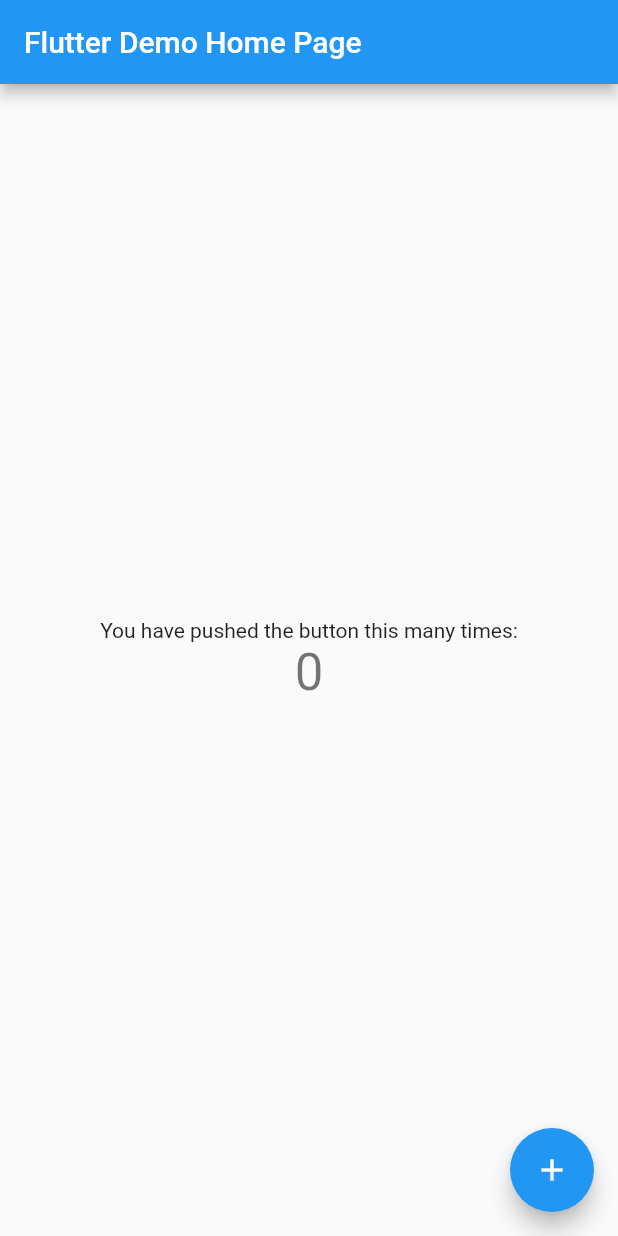
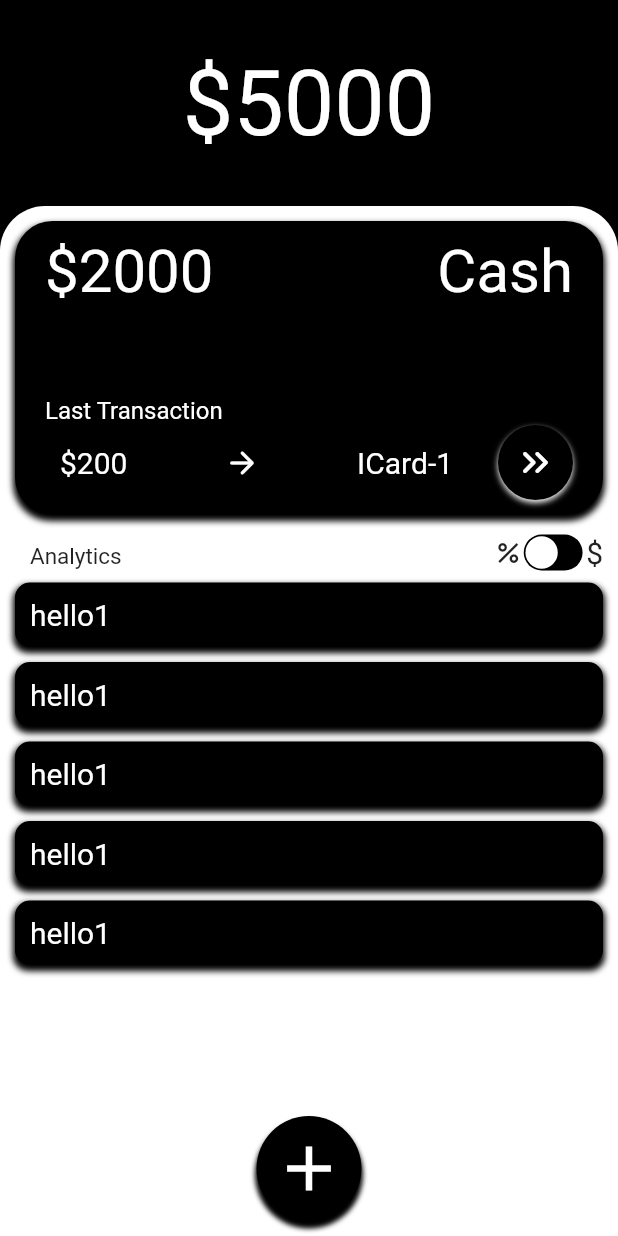
Before and after one commit to nirmaljohnsonk/doller-bills, a Flutter app: the screen it shows after launch, on a phone screen of 412 x 824 dp. Run offline on Flutter 3.47's test engine with Material 2 defaults, Android fonts, the phone set to English and light mode, and no system bars; our stand-ins replace font_awesome_flutter, google_fonts; Roboto replaces fonts that are missing (Abel).

Commit message:
Initial commit for application

```diff
--- /dev/null
+++ b/lib/i_analytics.dart
@@ -0,0 +1,147 @@
+import 'package:flutter/material.dart';
+
+class IAnalytics extends StatefulWidget {
+  const IAnalytics({Key? key}) : super(key: key);
+
+  @override
+  State<IAnalytics> createState() => _IAnalyticsState();
+}
+
+class _IAnalyticsState extends State<IAnalytics> {
+  @override
+  Widget build(BuildContext context) {
+    Color secondaryColor = Colors.white;
+    return Container(
+      margin: EdgeInsets.symmetric(vertical: 0, horizontal: 10),
+      child: Column(mainAxisAlignment: MainAxisAlignment.start, children: [
+        Row(
+          children: [
+            Expanded(
+              flex: 1,
+              child: Container(
+                padding: EdgeInsets.all(10),
+                decoration: const BoxDecoration(
+                  color: Colors.black,
+                  borderRadius: BorderRadius.all(Radius.circular(10)),
+                  boxShadow: [
+                    BoxShadow(
+                        color: Colors.black,
+                        blurRadius: 3.0,
+                        spreadRadius: 1,
+                        offset: Offset(0, 3)),
+                  ],
+                ),
+                child: const Text("hello1",
+                    style: TextStyle(color: Colors.white, fontSize: 20)),
+              ),
+            ),
+          ],
+        ),
+        SizedBox(
+          height: 10,
+        ),
+        Row(
+          children: [
+            Expanded(
+              flex: 1,
+              child: Container(
+                padding: EdgeInsets.all(10),
+                decoration: const BoxDecoration(
+                  color: Colors.black,
+                  borderRadius: BorderRadius.all(Radius.circular(10)),
+                  boxShadow: [
+                    BoxShadow(
+                        color: Colors.black,
+                        blurRadius: 3.0,
+                        spreadRadius: 1,
+                        offset: Offset(0, 3)),
+                  ],
+                ),
+                child: const Text("hello1",
+                    style: TextStyle(color: Colors.white, fontSize: 20)),
+              ),
+            ),
+          ],
+        ),
+        SizedBox(
+          height: 10,
+        ),
+        Row(
+          children: [
+            Expanded(
+              flex: 1,
+              child: Container(
+                padding: EdgeInsets.all(10),
+                decoration: const BoxDecoration(
+                  color: Colors.black,
+                  borderRadius: BorderRadius.all(Radius.circular(10)),
+                  boxShadow: [
+                    BoxShadow(
+                        color: Colors.black,
+                        blurRadius: 3.0,
+                        spreadRadius: 1,
+                        offset: Offset(0, 3)),
+                  ],
+                ),
+                child: const Text("hello1",
+                    style: TextStyle(color: Colors.white, fontSize: 20)),
+              ),
+            ),
+          ],
+        ),
+        SizedBox(
+          height: 10,
+        ),
+        Row(
+          children: [
+            Expanded(
+              flex: 1,
+              child: Container(
+                padding: EdgeInsets.all(10),
+                decoration: const BoxDecoration(
+                  color: Colors.black,
+                  borderRadius: BorderRadius.all(Radius.circular(10)),
+                  boxShadow: [
+                    BoxShadow(
+                        color: Colors.black,
+                        blurRadius: 3.0,
+                        spreadRadius: 1,
+                        offset: Offset(0, 3)),
+                  ],
+                ),
+                child: const Text("hello1",
+                    style: TextStyle(color: Colors.white, fontSize: 20)),
+              ),
+            ),
+          ],
+        ),
+        SizedBox(
+          height: 10,
+        ),
+        Row(
+          children: [
+            Expanded(
+              flex: 1,
+              child: Container(
+                padding: EdgeInsets.all(10),
+                decoration: const BoxDecoration(
+                  color: Colors.black,
+                  borderRadius: BorderRadius.all(Radius.circular(10)),
+                  boxShadow: [
+                    BoxShadow(
+                        color: Colors.black,
+                        blurRadius: 3.0,
+                        spreadRadius: 1,
+                        offset: Offset(0, 3)),
+                  ],
+                ),
+                child: const Text("hello1",
+                    style: TextStyle(color: Colors.white, fontSize: 20)),
+              ),
+            ),
+          ],
+        ),
+      ]),
+    );
+  }
+}
--- /dev/null
+++ b/lib/i_button.dart
@@ -0,0 +1,31 @@
+import 'package:flutter/material.dart';
+
+class IButton extends StatelessWidget {
+  const IButton({Key? key}) : super(key: key);
+
+  @override
+  Widget build(BuildContext context) {
+    Color secondaryColor = Colors.white;
+    return Container(
+      margin: const EdgeInsets.symmetric(horizontal: 0, vertical: 10),
+      padding: const EdgeInsets.all(10),
+      decoration: const BoxDecoration(
+        boxShadow: [
+          BoxShadow(
+              color: Colors.black,
+              blurRadius: 2.0,
+              spreadRadius: 1.0,
+              offset: Offset(0, 4),
+              blurStyle: BlurStyle.normal),
+        ],
+        color: Colors.black,
+        shape: BoxShape.circle,
+      ),
+      child: Icon(
+        Icons.add,
+        color: secondaryColor,
+        size: 50,
+      ),
+    );
+  }
+}
--- /dev/null
+++ b/lib/i_card.dart
@@ -0,0 +1,108 @@
+import 'package:flutter/material.dart';
+import 'package:google_fonts/google_fonts.dart';
+
+class ICard extends StatefulWidget {
+  const ICard({Key? key}) : super(key: key);
+
+  @override
+  State<ICard> createState() => _ICardState();
+}
+
+class _ICardState extends State<ICard> {
+  static const Color secondaryColor = Color(0xFFFFFFFF);
+
+  @override
+  Widget build(BuildContext context) {
+    const TextStyle ICardStyle =
+        TextStyle(color: secondaryColor, fontSize: 20.0);
+    return Container(
+      decoration: const BoxDecoration(
+        color: Colors.black,
+        borderRadius: BorderRadius.all(Radius.circular(25)),
+        boxShadow: [
+          BoxShadow(
+              color: Colors.black,
+              blurRadius: 3.0,
+              spreadRadius: 1,
+              offset: Offset(0, 3)),
+        ],
+      ),
+      child: Padding(
+        padding: const EdgeInsets.symmetric(horizontal: 20, vertical: 10),
+        child: Column(
+          mainAxisAlignment: MainAxisAlignment.spaceBetween,
+          children: [
+            Row(
+              mainAxisAlignment: MainAxisAlignment.spaceBetween,
+              children: [
+                Text("\$2000",
+                    style:
+                        GoogleFonts.abel(color: secondaryColor, fontSize: 40)),
+                Text(
+                  "Cash",
+                  style: GoogleFonts.abel(color: secondaryColor, fontSize: 40),
+                )
+              ],
+            ),
+            const SizedBox(
+              height: 60,
+            ),
+            Column(
+              crossAxisAlignment: CrossAxisAlignment.start,
+              children: [
+                const Text(
+                  "Last Transaction",
+                  style: TextStyle(fontSize: 16, color: secondaryColor),
+                ),
+                Row(
+                  mainAxisAlignment: MainAxisAlignment.spaceBetween,
+                  children: [
+                    Expanded(
+                      flex: 8,
+                      child: Container(
+                        padding: const EdgeInsets.all(10),
+                        child: Row(
+                          mainAxisAlignment: MainAxisAlignment.spaceBetween,
+                          children: [
+                            Text("\$200", style: ICardStyle),
+                            Icon(
+                              Icons.arrow_forward_rounded,
+                              color: secondaryColor,
+                            ),
+                            Text("ICard-1", style: ICardStyle),
+                          ],
+                        ),
+                      ),
+                    ),
+                    const SizedBox(
+                      width: 20,
+                    ),
+                    Container(
+                      padding: const EdgeInsets.all(10),
+                      decoration: const BoxDecoration(
+                        // border: Border.all(color: Colors.blueAccent),
+                        boxShadow: [
+                          BoxShadow(
+                              color: secondaryColor,
+                              blurRadius: 3.0,
+                              offset: Offset(0, 2)),
+                        ],
+                        color: Colors.black,
+                        shape: BoxShape.circle,
+                      ),
+                      child: const Icon(
+                        Icons.keyboard_double_arrow_right_rounded,
+                        color: secondaryColor,
+                        size: 30,
+                      ),
+                    )
+                  ],
+                )
+              ],
+            )
+          ],
+        ),
+      ),
+    );
+  }
+}
--- /dev/null
+++ b/lib/i_home.dart
@@ -0,0 +1,119 @@
+import 'package:flutter/material.dart';
+import 'package:flutter/cupertino.dart';
+import 'package:doller_bills/i_card.dart';
+import 'package:doller_bills/i_analytics.dart';
+import 'package:doller_bills/i_button.dart';
+import 'package:font_awesome_flutter/font_awesome_flutter.dart';
+
+class Home extends StatefulWidget {
+  const Home({Key? key}) : super(key: key);
+
+  @override
+  State<Home> createState() => _HomeState();
+}
+
+class _HomeState extends State<Home> {
+  bool state = false;
+  @override
+  Widget build(BuildContext context) {
+    return Scaffold(
+        backgroundColor: Colors.black,
+        body: SafeArea(
+            child: Column(
+          mainAxisAlignment: MainAxisAlignment.spaceBetween,
+          children: [
+            const Expanded(
+              flex: 1,
+              child: Center(
+                  child: Text(
+                "\$5000",
+                style: TextStyle(color: Colors.white, fontSize: 60),
+              )),
+            ),
+            //The White Background
+            Expanded(
+                flex: 5,
+                child: Container(
+                  decoration: const BoxDecoration(
+                    color: Colors.white,
+                    borderRadius: BorderRadius.only(
+                        topRight: Radius.circular(30.0),
+                        topLeft: Radius.circular(30.0)),
+                  ),
+                  child: Column(
+                      mainAxisAlignment: MainAxisAlignment.spaceBetween,
+                      children: [
+                        Column(
+                          crossAxisAlignment: CrossAxisAlignment.start,
+                          children: [
+                            const Padding(
+                              padding: EdgeInsets.all(10.0),
+                              //Card
+                              child: ICard(),
+                            ),
+                            Row(
+                              mainAxisAlignment: MainAxisAlignment.spaceBetween,
+                              children: [
+                                const Padding(
+                                  padding: EdgeInsets.fromLTRB(20, 0, 0, 0),
+                                  child: Text(
+                                    "Analytics",
+                                    style: TextStyle(fontSize: 15),
+                                  ),
+                                ),
+                                Row(
+                                  children: [
+                                    Padding(
+                                      padding:
+                                          const EdgeInsets.fromLTRB(0, 0, 0, 5),
+                                      child: const Icon(
+                                        Icons.percent,
+                                        size: 20,
+                                      ),
+                                    ),
+                                    Padding(
+                                      padding:
+                                          const EdgeInsets.fromLTRB(5, 0, 5, 5),
+                                      child: SizedBox(
+                                        height: 30.0,
+                                        width: 30.0,
+                                        child: FittedBox(
+                                          fit: BoxFit.cover,
+                                          child: CupertinoSwitch(
+                                            value: state,
+                                            onChanged: (value) {
+                                              state = value;
+                                              setState(
+                                                () {
+                                                  state = value;
+                                                },
+                                              );
+                                            },
+                                            trackColor: CupertinoColors.black,
+                                            thumbColor: Colors.white,
+                                            activeColor: CupertinoColors.black,
+                                          ),
+                                        ),
+                                      ),
+                                    ),
+                                    const Padding(
+                                      padding: EdgeInsets.fromLTRB(2, 0, 10, 5),
+                                      child: Text(
+                                        "\$",
+                                        style: TextStyle(fontSize: 20),
+                                      ),
+                                    )
+                                  ],
+                                )
+                              ],
+                            ),
+                            const IAnalytics(),
+                          ],
+                        ),
+                        const IButton(),
+                      ]),
+                ))
+          ],
+        )));
+  }
+}
--- a/lib/main.dart
+++ b/lib/main.dart
@@ -1,115 +1,8 @@
 import 'package:flutter/material.dart';
+import 'package:doller_bills/i_home.dart';
 
 void main() {
-  runApp(const MyApp());
+  runApp(const MaterialApp(
+    home: Home(),
+  ));
 }
-
-class MyApp extends StatelessWidget {
-  const MyApp({Key? key}) : super(key: key);
-
-  // This widget is the root of your application.
-  @override
-  Widget build(BuildContext context) {
-    return MaterialApp(
-      title: 'Flutter Demo',
-      theme: ThemeData(
-        // This is the theme of your application.
-        //
-        // Try running your application with "flutter run". You'll see the
-        // application has a blue toolbar. Then, without quitting the app, try
-        // changing the primarySwatch below to Colors.green and then invoke
-        // "hot reload" (press "r" in the console where you ran "flutter run",
-        // or simply save your changes to "hot reload" in a Flutter IDE).
-        // Notice that the counter didn't reset back to zero; the application
-        // is not restarted.
-        primarySwatch: Colors.blue,
-      ),
-      home: const MyHomePage(title: 'Flutter Demo Home Page'),
-    );
-  }
-}
-
-class MyHomePage extends StatefulWidget {
-  const MyHomePage({Key? key, required this.title}) : super(key: key);
-
-  // This widget is the home page of your application. It is stateful, meaning
-  // that it has a State object (defined below) that contains fields that affect
-  // how it looks.
-
-  // This class is the configuration for the state. It holds the values (in this
-  // case the title) provided by the parent (in this case the App widget) and
-  // used by the build method of the State. Fields in a Widget subclass are
-  // always marked "final".
-
-  final String title;
-
-  @override
-  State<MyHomePage> createState() => _MyHomePageState();
-}
-
-class _MyHomePageState extends State<MyHomePage> {
-  int _counter = 0;
-
-  void _incrementCounter() {
-    setState(() {
-      // This call to setState tells the Flutter framework that something has
-      // changed in this State, which causes it to rerun the build method below
-      // so that the display can reflect the updated values. If we changed
-      // _counter without calling setState(), then the build method would not be
-      // called again, and so nothing would appear to happen.
-      _counter++;
-    });
-  }
-
-  @override
-  Widget build(BuildContext context) {
-    // This method is rerun every time setState is called, for instance as done
-    // by the _incrementCounter method above.
-    //
-    // The Flutter framework has been optimized to make rerunning build methods
-    // fast, so that you can just rebuild anything that needs updating rather
-    // than having to individually change instances of widgets.
-    return Scaffold(
-      appBar: AppBar(
-        // Here we take the value from the MyHomePage object that was created by
-        // the App.build method, and use it to set our appbar title.
-        title: Text(widget.title),
-      ),
-      body: Center(
-        // Center is a layout widget. It takes a single child and positions it
-        // in the middle of the parent.
-        child: Column(
-          // Column is also a layout widget. It takes a list of children and
-          // arranges them vertically. By default, it sizes itself to fit its
-          // children horizontally, and tries to be as tall as its parent.
-          //
-          // Invoke "debug painting" (press "p" in the console, choose the
-          // "Toggle Debug Paint" action from the Flutter Inspector in Android
-          // Studio, or the "Toggle Debug Paint" command in Visual Studio Code)
-          // to see the wireframe for each widget.
-          //
-          // Column has various properties to control how it sizes itself and
-          // how it positions its children. Here we use mainAxisAlignment to
-          // center the children vertically; the main axis here is the vertical
-          // axis because Columns are vertical (the cross axis would be
-          // horizontal).
-          mainAxisAlignment: MainAxisAlignment.center,
-          children: <Widget>[
-            const Text(
-              'You have pushed the button this many times:',
-            ),
-            Text(
-              '$_counter',
-              style: Theme.of(context).textTheme.headline4,
-            ),
-          ],
-        ),
-      ),
-      floatingActionButton: FloatingActionButton(
-        onPressed: _incrementCounter,
-        tooltip: 'Increment',
-        child: const Icon(Icons.add),
-      ), // This trailing comma makes auto-formatting nicer for build methods.
-    );
-  }
-}
--- a/pubspec.yaml
+++ b/pubspec.yaml
@@ -34,6 +34,8 @@
   # The following adds the Cupertino Icons font to your application.
   # Use with the CupertinoIcons class for iOS style icons.
   cupertino_icons: ^1.0.2
+  google_fonts: ^3.0.1
+  font_awesome_flutter: ^10.1.0
 
 dev_dependencies:
   flutter_test:
```
Also changed, not shown: pubspec.lock, 1 other file.
